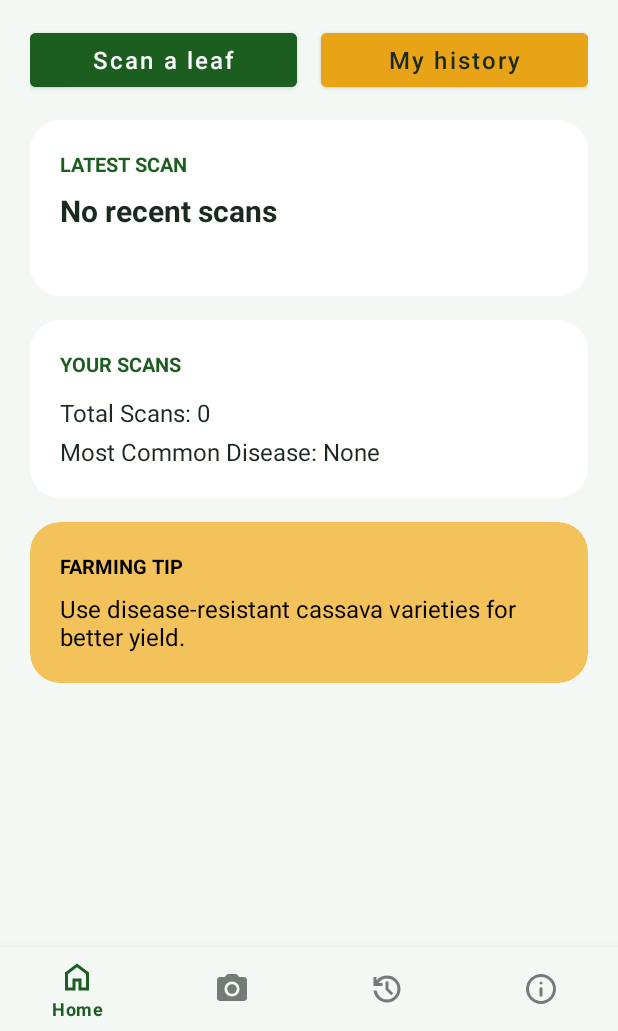
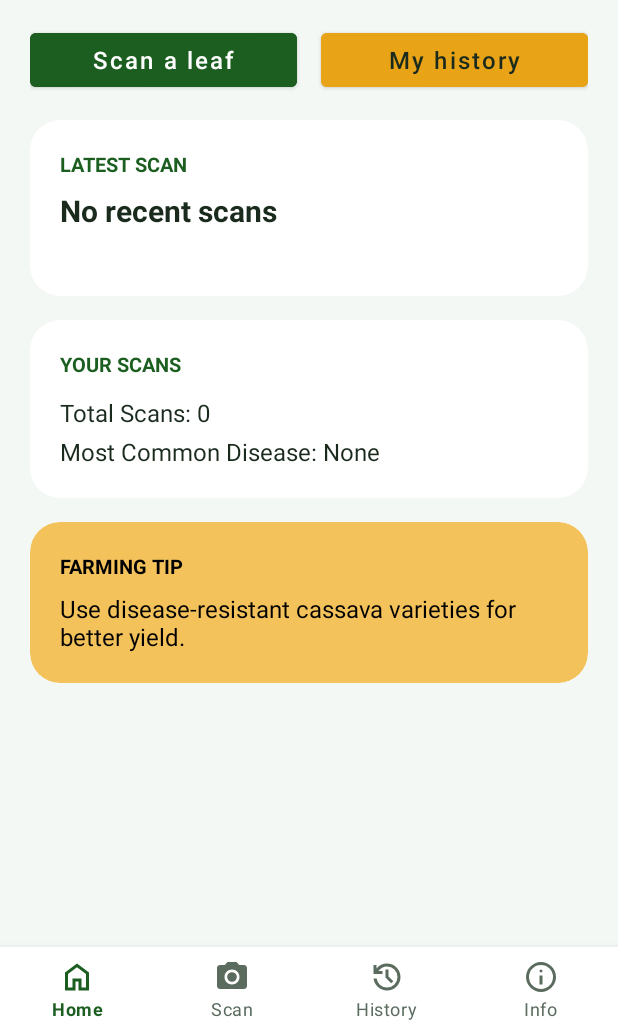
Before and after one commit to Sunday-Samuel/CassavaScan, an Android app: the screen it shows after launch (MainActivity), on a phone screen of 412 x 824 dp, the part 205-1236 px from its top. Run offline under Robolectric (Android 15) with nearby library versions, the phone set to English and light mode, and no system bars; our stand-ins replace Room's generated code, navigation-ui; libraries missing offline, so code that uses them is left out: com.github.mikephil.charting; plain views replace BarChart; 6 statements that could not run were skipped.

Commit message:
Update layout with background color and elevation
Added background color and elevation to BottomNavigationView.

```diff
--- a/android-app/app/src/main/res/layout/activity_main.xml
+++ b/android-app/app/src/main/res/layout/activity_main.xml
@@ -3,7 +3,8 @@
     xmlns:app="http://schemas.android.com/apk/res-auto"
     android:id="@+id/container"
     android:layout_width="match_parent"
-    android:layout_height="match_parent">
+    android:layout_height="match_parent"
+    android:background="@color/neutral_gray">
 
     <fragment
         android:id="@+id/nav_host_fragment"
@@ -13,14 +14,17 @@
         app:layout_constraintTop_toTopOf="parent"
         app:layout_constraintBottom_toTopOf="@id/nav_view"
         app:navGraph="@navigation/mobile_navigation"
-        app:defaultNavHost="true"/>
-
+        app:defaultNavHost="true" />
 
     <com.google.android.material.bottomnavigation.BottomNavigationView
         android:id="@+id/nav_view"
         android:layout_width="0dp"
         android:layout_height="wrap_content"
-        android:background="?android:attr/windowBackground"
+        android:background="@color/card"
+        android:elevation="8dp"
+        app:labelVisibilityMode="labeled"
+        app:itemIconTint="@color/bottom_nav_color"
+        app:itemTextColor="@color/bottom_nav_color"
         app:layout_constraintBottom_toBottomOf="parent"
         app:layout_constraintLeft_toLeftOf="parent"
         app:layout_constraintRight_toRightOf="parent"
```
